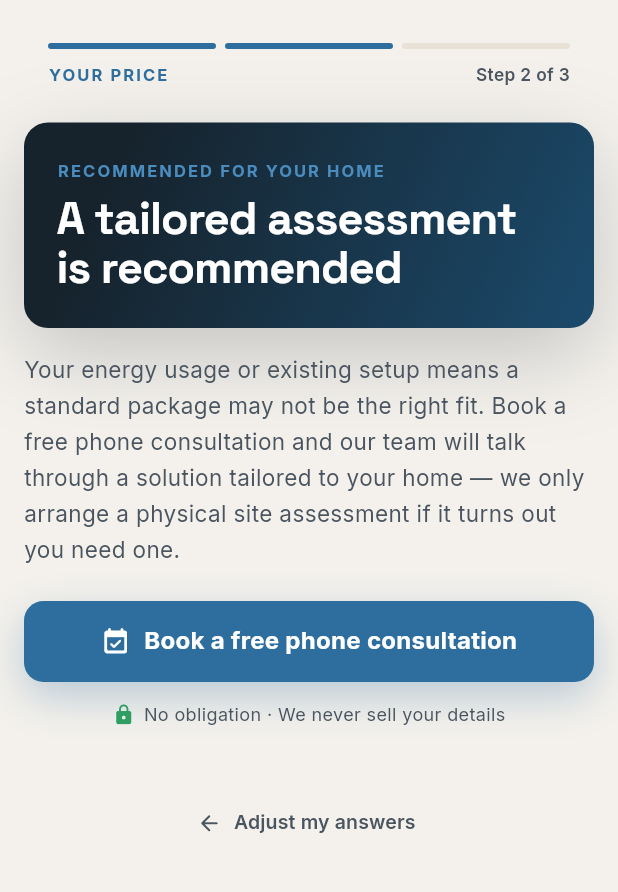
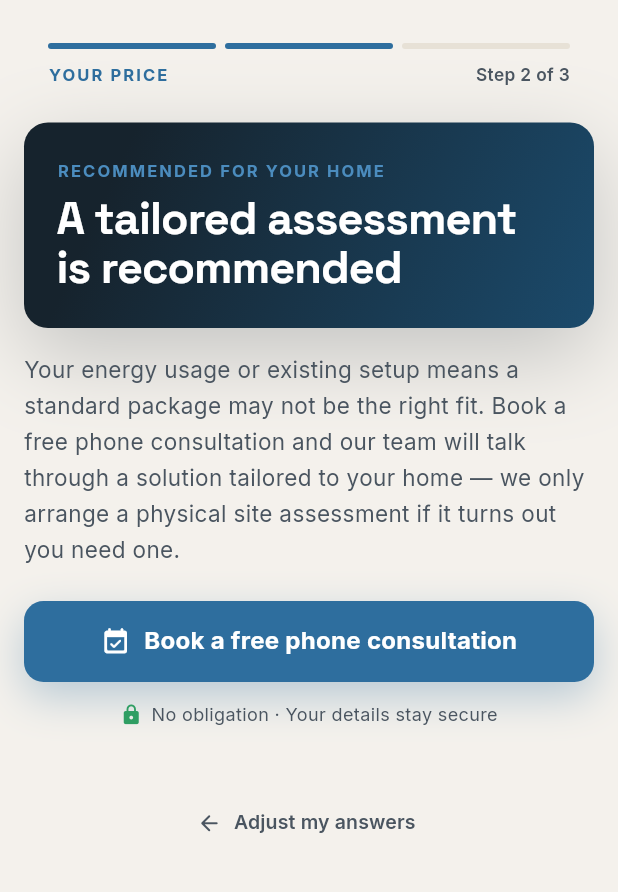
Before and after one commit to vonjoniii-byte/solarpricenow, a Flutter app: the ResultsScreen screen opened by its route, on a phone screen of 412 x 824 dp, the part 89-981 px from its top. Run offline on Flutter 3.47's test engine with Material 3 defaults, Android fonts, the phone set to English and light mode, and no system bars; our stand-ins replace go_router, google_fonts.

Commit message:
Fix conflicting privacy copy on results screen CTA

```diff
--- a/lib/screens/results_screen.dart
+++ b/lib/screens/results_screen.dart
@@ -100,7 +100,7 @@ class _ResultsScreenState extends State<ResultsScreen> {
         const SizedBox(height: 20),
         _ctas(),
         const SizedBox(height: 13),
-        _privacyLine('No obligation · We never sell your details'),
+        _privacyLine('No obligation · Your details stay secure'),
         const SizedBox(height: 22),
         const TrustSection(),
         const SizedBox(height: 18),
@@ -129,7 +129,7 @@ class _ResultsScreenState extends State<ResultsScreen> {
         const SizedBox(height: 22),
         _ctas(),
         const SizedBox(height: 13),
-        _privacyLine('No obligation · We never sell your details'),
+        _privacyLine('No obligation · Your details stay secure'),
         const SizedBox(height: 22),
         const TrustSection(),
         const SizedBox(height: 18),
```
